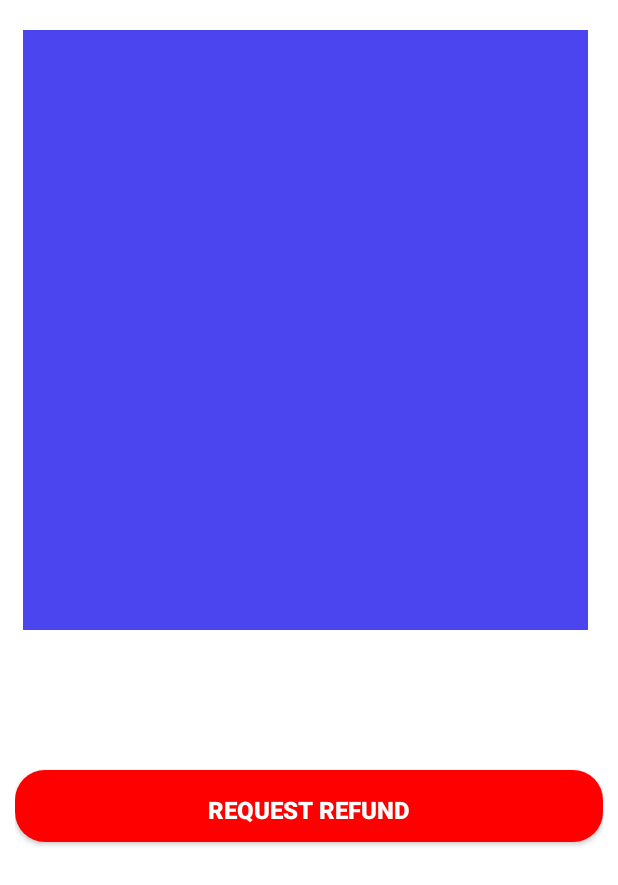
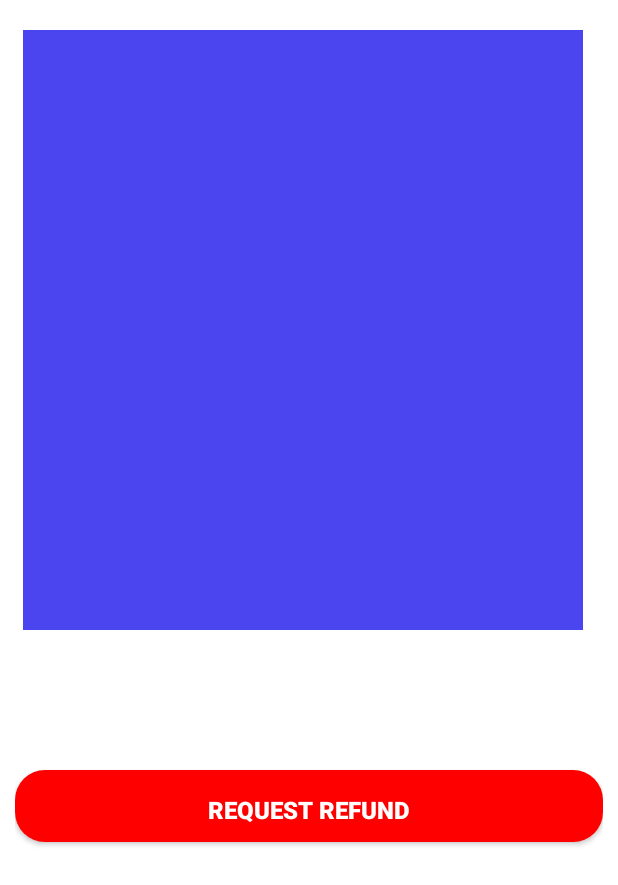
Before and after one commit to Atikur-Rahman26/Eventisa, an Android app: the layout activity_see_event.xml on its own in the app's theme, with its tools: preview values and no code run, on a phone screen of 412 x 824 dp. Shown: the top 885 px of the screen. Run offline under Robolectric (Android 15) with nearby library versions, the phone set to English and light mode, and no system bars.

Commit message:
simmple mistake

```diff
--- a/app/src/main/res/layout/activity_see_event.xml
+++ b/app/src/main/res/layout/activity_see_event.xml
@@ -31,7 +31,7 @@
                 android:layout_height="400dp"
                 android:layout_marginTop="20dp"
                 android:layout_marginStart="5dp"
-                android:layout_marginEnd="10dp"
+                android:layout_marginEnd="@dimen/_10sdp"
                 android:src="@color/blue"/>
             <!-- Pic from firebase -->
 
```
